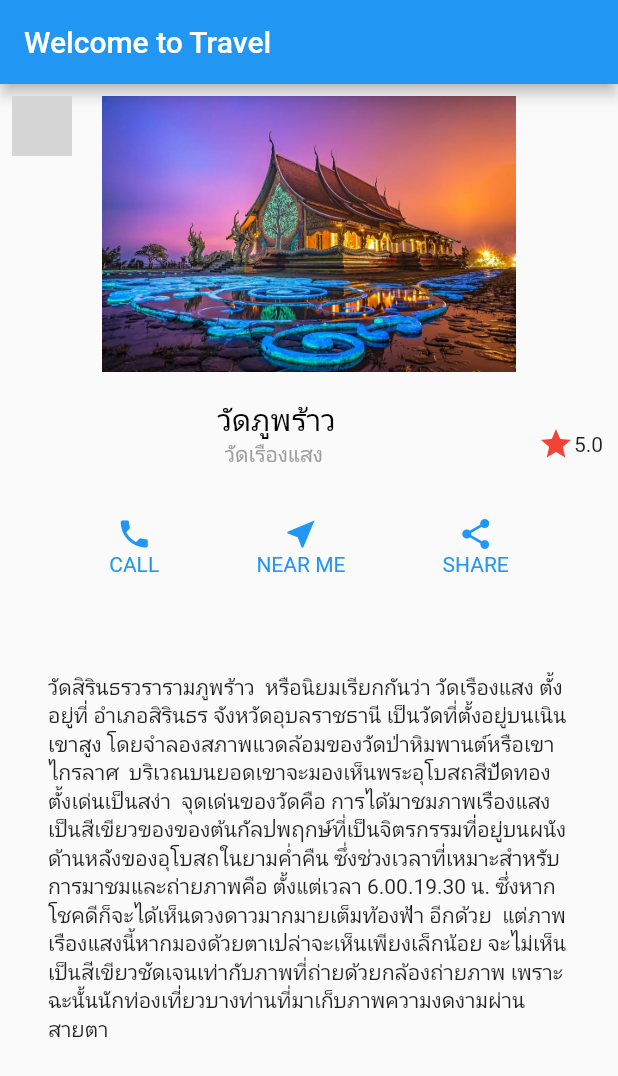
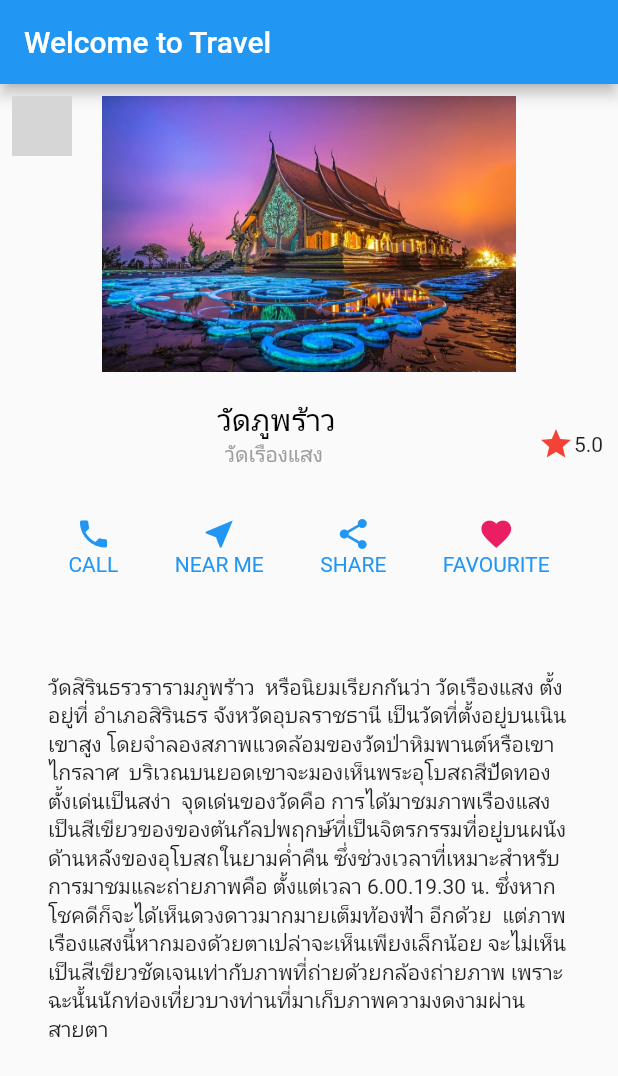
Before and after one commit to alongkornubu/myapp-travel, a Flutter app: the screen it shows after launch, on a phone screen of 412 x 824 dp. Shown: the top 1076 px of the screen. Run offline on Flutter 3.47's test engine with Material 2 defaults, Android fonts, the phone set to English and light mode, and no system bars; grey boxes are pictures that could not be loaded.

Commit message:
add icons

```diff
--- a/myapp_travel/lib/buttonsection.dart
+++ b/myapp_travel/lib/buttonsection.dart
@@ -26,6 +26,10 @@ class ButtonSection extends StatelessWidget {
               Icon(Icons.share, color: Colors.blue),
               Text('SHARE', style: blueText),
             ]),
+            Column(children:[
+              Icon(Icons.favorite, color: Colors.pink),
+              Text('FAVOURITE', style: blueText),
+            ]),
 
           ],
         ),);
```
